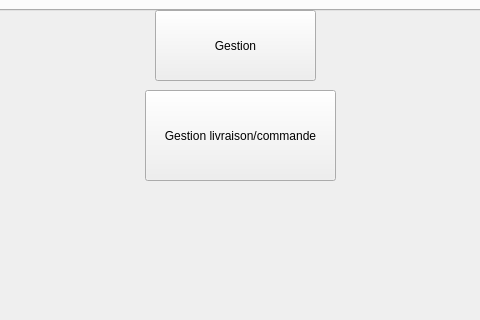
Before: the Qt Designer form ProjIntegration/mainwindow.ui in medhama/ThePieChart, drawn with Qt 5; both pictures show x 95 to 575 and y 280 to 600 of the 800 by 600 pixel window.
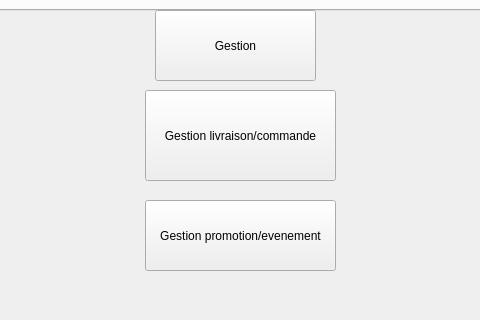
After: the same form once the commit is applied.

The edit to the form file:
```diff
--- a/ProjIntegration/mainwindow.ui
+++ b/ProjIntegration/mainwindow.ui
@@ -105,6 +105,19 @@
      <string>Gestion livraison/commande</string>
     </property>
    </widget>
+   <widget class="QPushButton" name="PromotionEvenement">
+    <property name="geometry">
+     <rect>
+      <x>240</x>
+      <y>480</y>
+      <width>191</width>
+      <height>71</height>
+     </rect>
+    </property>
+    <property name="text">
+     <string>Gestion promotion/evenement</string>
+    </property>
+   </widget>
   </widget>
   <widget class="QMenuBar" name="menubar">
    <property name="geometry">
```
